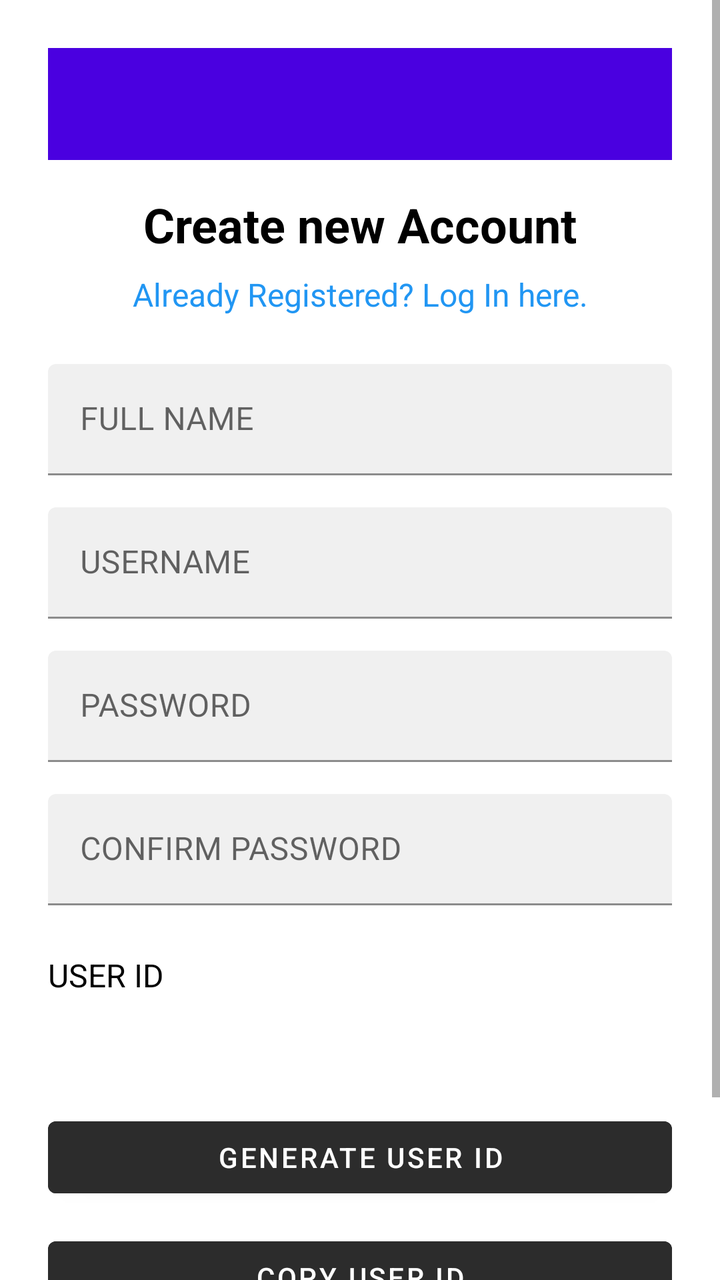
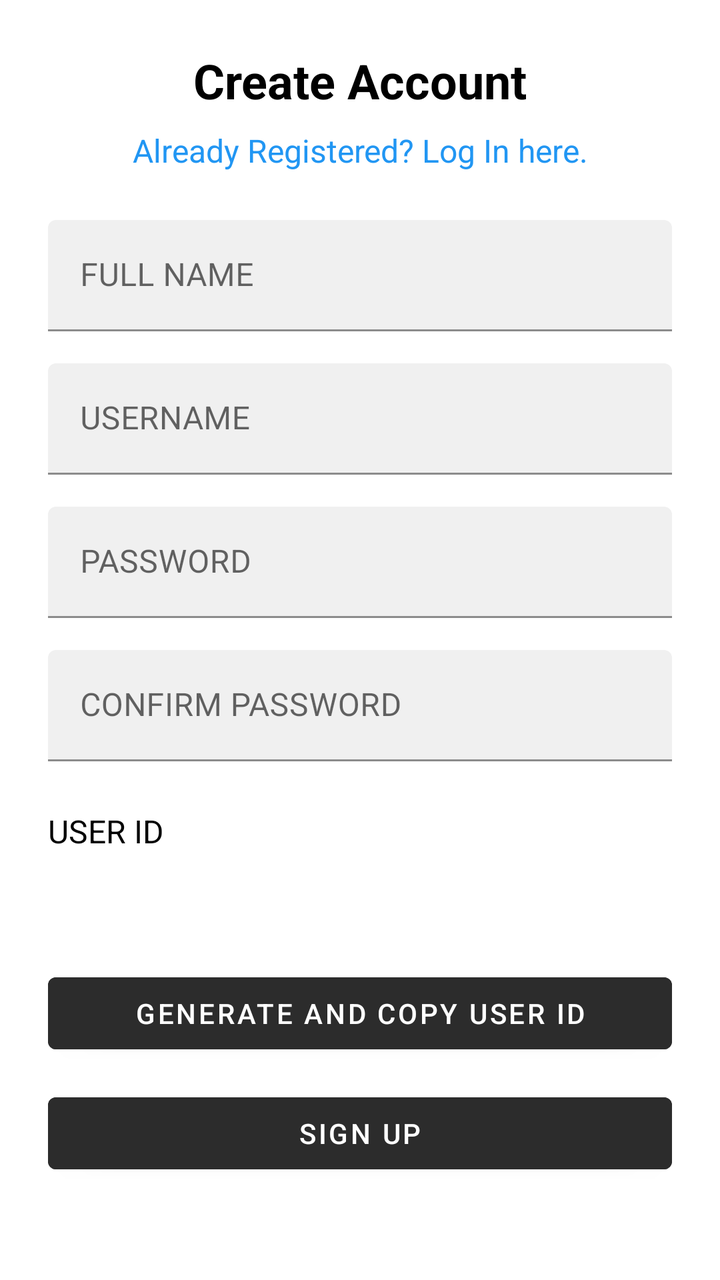

The first picture is an Android layout as it rendered before a commit; the second is the same layout after the commit. The layout source and the unified diff follow.
<!-- AndroidManifest.xml: application theme Theme.HarmonieBudget -->
<!-- res/layout/activity_register.xml -->
<?xml version="1.0" encoding="utf-8"?>
<ScrollView
    xmlns:android="http://schemas.android.com/apk/res/android"
    xmlns:app="http://schemas.android.com/apk/res-auto"
    android:layout_width="match_parent"
    android:layout_height="match_parent"
    android:fillViewport="true">
    <androidx.constraintlayout.widget.ConstraintLayout
        android:layout_width="match_parent"
        android:layout_height="wrap_content"
        android:padding="24dp"
        android:background="@color/white">

        
        <View
            android:id="@+id/top_bar"
            android:layout_width="0dp"
            android:layout_height="56dp"
            android:background="#4A00E0"
            app:layout_constraintTop_toTopOf="parent"
            app:layout_constraintStart_toStartOf="parent"
            app:layout_constraintEnd_toEndOf="parent" />

        
        <TextView
            android:id="@+id/tv_register_title"
            android:layout_width="wrap_content"
            android:layout_height="wrap_content"
            android:text="@string/create_new_account"
            android:textSize="24sp"
            android:textStyle="bold"
            android:textColor="#000000"
            android:layout_marginTop="16dp"
            app:layout_constraintTop_toBottomOf="@id/top_bar"
            app:layout_constraintStart_toStartOf="parent"
            app:layout_constraintEnd_toEndOf="parent" />

        
        <TextView
            android:id="@+id/tv_already_registered"
            android:layout_width="wrap_content"
            android:layout_height="wrap_content"
            android:text="@string/already_registered_log_in"
            android:textSize="16sp"
            android:textColor="#2196F3"
            android:layout_marginTop="8dp"
            app:layout_constraintTop_toBottomOf="@id/tv_register_title"
            app:layout_constraintStart_toStartOf="parent"
            app:layout_constraintEnd_toEndOf="parent" />

        
        <com.google.android.material.textfield.TextInputLayout
            android:id="@+id/til_name"
            android:layout_width="0dp"
            android:layout_height="wrap_content"
            android:layout_marginTop="24dp"
            app:boxBackgroundColor="#F0F0F0"
            app:boxStrokeColor="#6A1B9A"
            app:layout_constraintTop_toBottomOf="@id/tv_already_registered"
            app:layout_constraintStart_toStartOf="parent"
            app:layout_constraintEnd_toEndOf="parent">
            <com.google.android.material.textfield.TextInputEditText
                android:id="@+id/et_name"
                android:layout_width="match_parent"
                android:layout_height="wrap_content"
                android:hint="@string/full_name_hint"
                android:textColor="@android:color/black" />
        </com.google.android.material.textfield.TextInputLayout>

        
        <com.google.android.material.textfield.TextInputLayout
            android:id="@+id/til_username"
            android:layout_width="0dp"
            android:layout_height="wrap_content"
            android:layout_marginTop="16dp"
            app:boxBackgroundColor="#F0F0F0"
            app:boxStrokeColor="#6A1B9A"
            app:layout_constraintTop_toBottomOf="@id/til_name"
            app:layout_constraintStart_toStartOf="parent"
            app:layout_constraintEnd_toEndOf="parent">
            <com.google.android.material.textfield.TextInputEditText
                android:id="@+id/et_username"
                android:layout_width="match_parent"
                android:layout_height="wrap_content"
                android:hint="@string/username_hint"
                android:textColor="@android:color/black" />
        </com.google.android.material.textfield.TextInputLayout>

        
        <com.google.android.material.textfield.TextInputLayout
            android:id="@+id/til_password"
            android:layout_width="0dp"
            android:layout_height="wrap_content"
            android:layout_marginTop="16dp"
            app:boxBackgroundColor="#F0F0F0"
            app:boxStrokeColor="#6A1B9A"
            app:layout_constraintTop_toBottomOf="@id/til_username"
            app:layout_constraintStart_toStartOf="parent"
            app:layout_constraintEnd_toEndOf="parent">
            <com.google.android.material.textfield.TextInputEditText
                android:id="@+id/et_password"
                android:layout_width="match_parent"
                android:layout_height="wrap_content"
                android:hint="@string/password_hint"
                android:inputType="textPassword"
                android:textColor="@android:color/black" />
        </com.google.android.material.textfield.TextInputLayout>

        
        <com.google.android.material.textfield.TextInputLayout
            android:id="@+id/til_confirm_password"
            android:layout_width="0dp"
            android:layout_height="wrap_content"
            android:layout_marginTop="16dp"
            app:boxBackgroundColor="#F0F0F0"
            app:boxStrokeColor="#6A1B9A"
            app:layout_constraintTop_toBottomOf="@id/til_password"
            app:layout_constraintStart_toStartOf="parent"
            app:layout_constraintEnd_toEndOf="parent">
            <com.google.android.material.textfield.TextInputEditText
                android:id="@+id/et_confirm_password"
                android:layout_width="match_parent"
                android:layout_height="wrap_content"
                android:hint="@string/confirm_password_hint"
                android:inputType="textPassword"
                android:textColor="@android:color/black" />
        </com.google.android.material.textfield.TextInputLayout>

        
        <TextView
            android:id="@+id/tv_user_id_label"
            android:layout_width="wrap_content"
            android:layout_height="wrap_content"
            android:text="@string/user_id_label"
            android:textSize="16sp"
            android:layout_marginTop="24dp"
            app:layout_constraintTop_toBottomOf="@id/til_confirm_password"
            app:layout_constraintStart_toStartOf="parent" />

        <TextView
            android:id="@+id/tv_generated_user_id"
            android:layout_width="0dp"
            android:layout_height="wrap_content"
            android:textSize="18sp"
            android:textStyle="bold"
            android:layout_marginTop="8dp"
            app:layout_constraintTop_toBottomOf="@id/tv_user_id_label"
            app:layout_constraintStart_toStartOf="parent"
            app:layout_constraintEnd_toEndOf="parent" />

        
        <Button
            android:id="@+id/btn_generate_user_id"
            android:layout_width="0dp"
            android:layout_height="wrap_content"
            android:text="@string/generate_user_id_button"
            android:minHeight="48dp"
            android:backgroundTint="#2C2C2C"
            android:textColor="#FFFFFF"
            android:layout_marginTop="24dp"
            app:layout_constraintTop_toBottomOf="@id/tv_generated_user_id"
            app:layout_constraintStart_toStartOf="parent"
            app:layout_constraintEnd_toEndOf="parent" />

        
        <Button
            android:id="@+id/btn_copy_user_id"
            android:layout_width="0dp"
            android:layout_height="wrap_content"
            android:text="@string/copy_user_id_button"
            android:minHeight="48dp"
            android:backgroundTint="#2C2C2C"
            android:textColor="#FFFFFF"
            android:layout_marginTop="12dp"
            app:layout_constraintTop_toBottomOf="@id/btn_generate_user_id"
            app:layout_constraintStart_toStartOf="parent"
            app:layout_constraintEnd_toEndOf="parent" />

        
        <Button
            android:id="@+id/btn_register"
            android:layout_width="0dp"
            android:layout_height="wrap_content"
            android:text="@string/sign_up_button"
            android:minHeight="48dp"
            android:backgroundTint="#2C2C2C"
            android:textColor="#FFFFFF"
            android:layout_marginTop="12dp"
            app:layout_constraintTop_toBottomOf="@id/btn_copy_user_id"
            app:layout_constraintStart_toStartOf="parent"
            app:layout_constraintEnd_toEndOf="parent" />

    </androidx.constraintlayout.widget.ConstraintLayout>
</ScrollView>
<!-- resources referenced by this layout -->
<resources>
  <color name="white">#FFFFFFFF</color>
  <string name="already_registered_log_in">Already Registered? Log In here.</string>
  <string name="confirm_password_hint">CONFIRM PASSWORD</string>
  <string name="copy_user_id_button">Copy User ID</string>
  <string name="create_new_account">Create new Account</string>
  <string name="full_name_hint">FULL NAME</string>
  <string name="generate_user_id_button">Generate User ID</string>
  <string name="password_hint">PASSWORD</string>
  <string name="sign_up_button">Sign up</string>
  <string name="user_id_label">USER ID</string>
  <string name="username_hint">USERNAME</string>
  <style name="Theme.HarmonieBudget" parent="Theme.MaterialComponents.DayNight.NoActionBar">
  
          
          <item name="colorPrimary">@color/purple_500</item>
  
          
          <item name="colorPrimaryVariant">@color/purple_700</item>
  
          
          <item name="colorSecondary">@color/teal_200</item>
  
          
          <item name="android:windowBackground">@color/white</item>
  
          
          <item name="android:textColor">@android:color/black</item>
  
      </style>
  <color name="purple_500">#FF6200EE</color>
  <color name="purple_700">#FF3700B3</color>
  <color name="teal_200">#FF03DAC5</color>
</resources>

<!-- the commit's change to res/layout/activity_register.xml (unified diff, before → after) -->
@@ -12,16 +12,6 @@
         android:background="@color/white">
 
         
-        <View
-            android:id="@+id/top_bar"
-            android:layout_width="0dp"
-            android:layout_height="56dp"
-            android:background="#4A00E0"
-            app:layout_constraintTop_toTopOf="parent"
-            app:layout_constraintStart_toStartOf="parent"
-            app:layout_constraintEnd_toEndOf="parent" />
-
-        
         <TextView
             android:id="@+id/tv_register_title"
             android:layout_width="wrap_content"
@@ -30,8 +20,7 @@
             android:textSize="24sp"
             android:textStyle="bold"
             android:textColor="#000000"
-            android:layout_marginTop="16dp"
-            app:layout_constraintTop_toBottomOf="@id/top_bar"
+            app:layout_constraintTop_toTopOf="parent"
             app:layout_constraintStart_toStartOf="parent"
             app:layout_constraintEnd_toEndOf="parent" />
 
@@ -153,26 +142,12 @@
             android:id="@+id/btn_generate_user_id"
             android:layout_width="0dp"
             android:layout_height="wrap_content"
-            android:text="@string/generate_user_id_button"
+            android:text="@string/generate_and_copy_user_id"
             android:minHeight="48dp"
             android:backgroundTint="#2C2C2C"
             android:textColor="#FFFFFF"
             android:layout_marginTop="24dp"
             app:layout_constraintTop_toBottomOf="@id/tv_generated_user_id"
-            app:layout_constraintStart_toStartOf="parent"
-            app:layout_constraintEnd_toEndOf="parent" />
-
-        
-        <Button
-            android:id="@+id/btn_copy_user_id"
-            android:layout_width="0dp"
-            android:layout_height="wrap_content"
-            android:text="@string/copy_user_id_button"
-            android:minHeight="48dp"
-            android:backgroundTint="#2C2C2C"
-            android:textColor="#FFFFFF"
-            android:layout_marginTop="12dp"
-            app:layout_constraintTop_toBottomOf="@id/btn_generate_user_id"
             app:layout_constraintStart_toStartOf="parent"
             app:layout_constraintEnd_toEndOf="parent" />
 
@@ -186,7 +161,7 @@
             android:backgroundTint="#2C2C2C"
             android:textColor="#FFFFFF"
             android:layout_marginTop="12dp"
-            app:layout_constraintTop_toBottomOf="@id/btn_copy_user_id"
+            app:layout_constraintTop_toBottomOf="@id/btn_generate_user_id"
             app:layout_constraintStart_toStartOf="parent"
             app:layout_constraintEnd_toEndOf="parent" />
 
<!-- resource entries referenced after the edit -->
@@ -3,10 +3,9 @@
   <color name="white">#FFFFFFFF</color>
   <string name="already_registered_log_in">Already Registered? Log In here.</string>
   <string name="confirm_password_hint">CONFIRM PASSWORD</string>
-  <string name="copy_user_id_button">Copy User ID</string>
-  <string name="create_new_account">Create new Account</string>
+  <string name="create_new_account">Create Account</string>
   <string name="full_name_hint">FULL NAME</string>
-  <string name="generate_user_id_button">Generate User ID</string>
+  <string name="generate_and_copy_user_id">Generate and copy User ID</string>
   <string name="password_hint">PASSWORD</string>
   <string name="sign_up_button">Sign up</string>
   <string name="user_id_label">USER ID</string>
